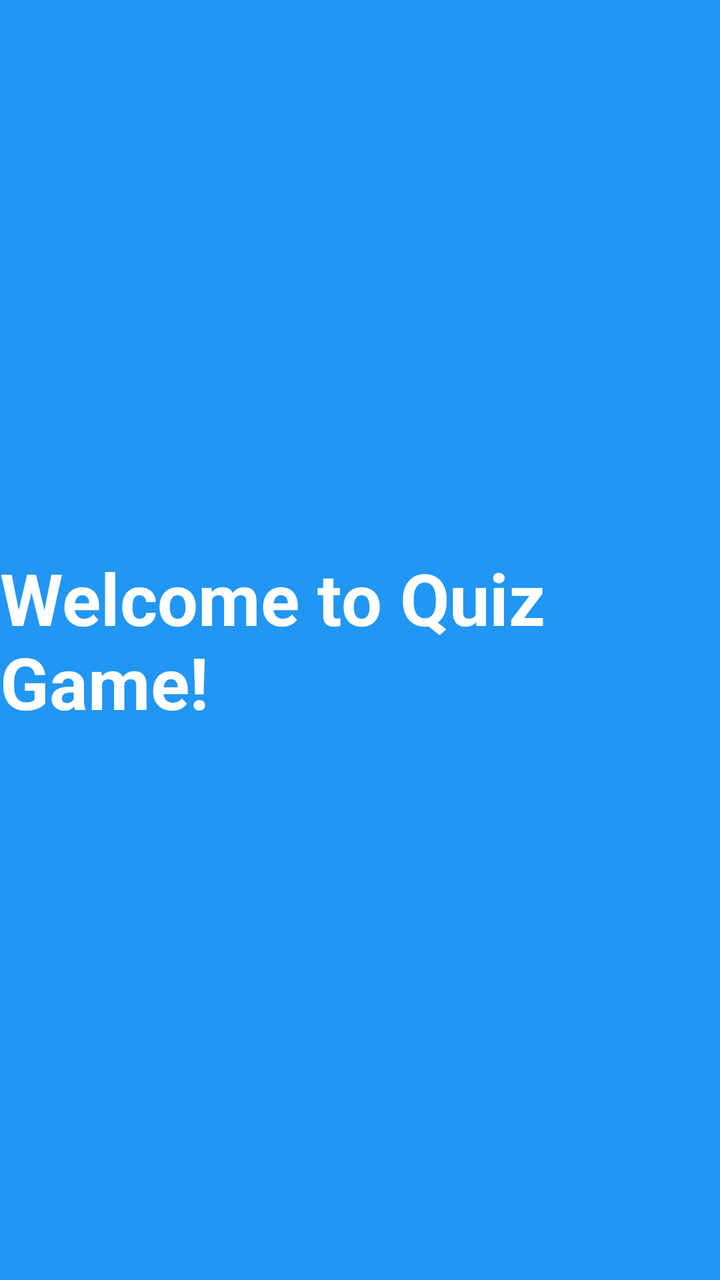
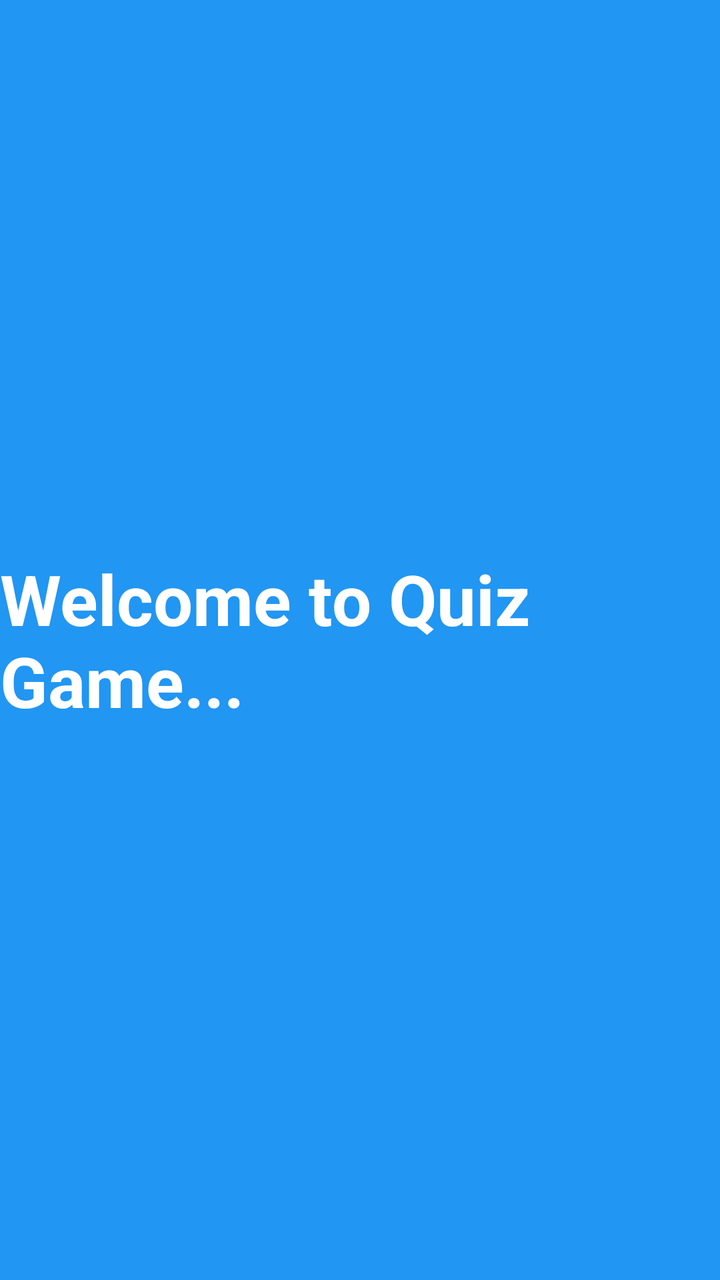

Compare the two renders of this Android layout. The source of the first and the diff that turns it into the second are given below.
<!-- AndroidManifest.xml: application theme Theme.QuizApp -->
<!-- res/layout/activity_welcome.xml -->
<?xml version="1.0" encoding="utf-8"?>
<LinearLayout xmlns:android="http://schemas.android.com/apk/res/android"
    android:layout_width="match_parent"
    android:layout_height="match_parent"
    android:orientation="vertical"
    android:gravity="center"
    android:background="#2196F3">

    <TextView
        android:id="@+id/welcomeText"
        android:layout_width="wrap_content"
        android:layout_height="wrap_content"
        android:text="Welcome to Quiz Game!"
        android:textSize="36sp"
        android:textColor="#FFFFFF"
        android:textStyle="bold"/>

</LinearLayout>
<!-- resources referenced by this layout -->
<resources>
  <style name="Theme.QuizApp" parent="Base.Theme.QuizApp" />
  <style name="Base.Theme.QuizApp" parent="Theme.Material3.DayNight.NoActionBar">
          
          
      </style>
</resources>

<!-- the commit's change to res/layout/activity_welcome.xml (unified diff, before → after) -->
@@ -10,8 +10,8 @@
         android:id="@+id/welcomeText"
         android:layout_width="wrap_content"
         android:layout_height="wrap_content"
-        android:text="Welcome to Quiz Game!"
-        android:textSize="36sp"
+        android:text="Welcome to Quiz Game..."
+        android:textSize="35sp"
         android:textColor="#FFFFFF"
         android:textStyle="bold"/>
 
